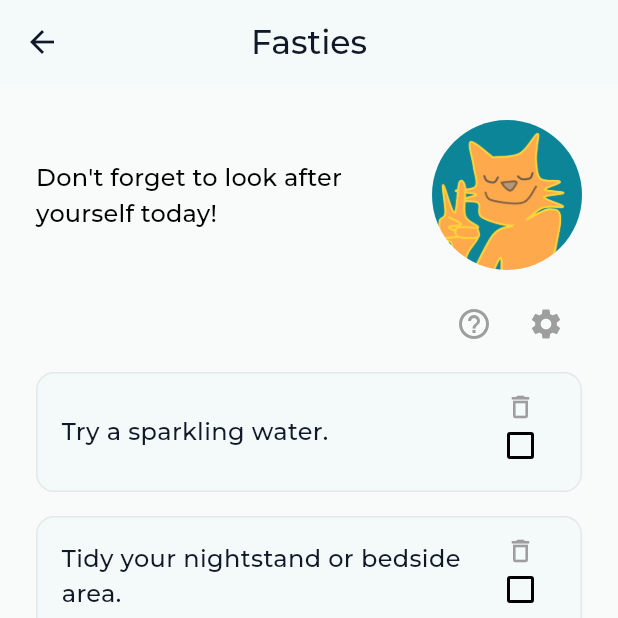
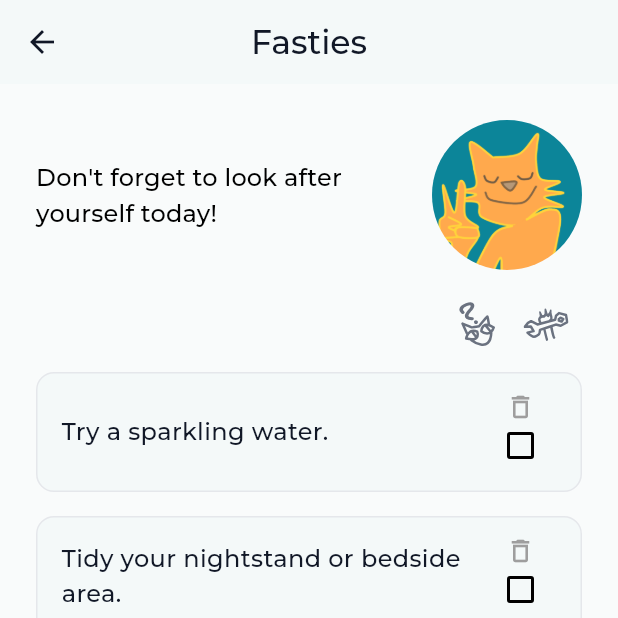
Before and after one commit to codemalcolm/moodly_client, a Flutter app: the screen it shows after launch, item 4 of the bottom bar chosen, on a phone screen of 412 x 824 dp, the top half of it. Run offline on Flutter 3.47's test engine with Material 3 defaults, Android fonts, the phone set to English and light mode, and no system bars; our stand-ins replace flutter_svg, image_picker, shared_preferences; network calls fail; project files that could hold a hidden picture were left out.

Commit message:
personalize fasties icons

```diff
--- a/assets/data/categories.json
+++ b/assets/data/categories.json
@@ -22,5 +22,8 @@
   },
   {
     "category": "planning"
+  },
+  {
+    "category": "clean up"
   }
 ]
--- a/lib/screens/fasties_screen.dart
+++ b/lib/screens/fasties_screen.dart
@@ -1,6 +1,7 @@
 import 'dart:convert';
 import 'package:flutter/material.dart';
 import 'package:flutter/services.dart' show rootBundle;
+import 'package:flutter_svg/svg.dart';
 import 'package:shared_preferences/shared_preferences.dart';
 
 class FastiesScreen extends StatefulWidget {
@@ -164,8 +165,15 @@ class _FastiesScreenState extends State<FastiesScreen> {
                         ),
                   );
                 },
-                icon: const Icon(Icons.help_outline),
-                color: Colors.grey,
+                icon: SvgPicture.asset(
+                  'assets/icons/icon_info.svg',
+                  width: 30,
+                  height: 30,
+                  colorFilter: ColorFilter.mode(
+                    Theme.of(context).colorScheme.secondary,
+                    BlendMode.srcIn,
+                  ),
+                ),
               ),
               IconButton(
                 onPressed: () async {
@@ -183,8 +191,15 @@ class _FastiesScreenState extends State<FastiesScreen> {
                     );
                   }
                 },
-                icon: const Icon(Icons.settings),
-                color: Colors.grey,
+                icon: SvgPicture.asset(
+                  'assets/icons/icon_fasties_settings.svg',
+                  width: 30,
+                  height: 30,
+                  colorFilter: ColorFilter.mode(
+                    Theme.of(context).colorScheme.secondary,
+                    BlendMode.srcIn,
+                  ),
+                ),
               ),
             ],
           ),
--- a/lib/widgets/moods_card.dart
+++ b/lib/widgets/moods_card.dart
@@ -54,7 +54,7 @@ class MoodsCard extends StatelessWidget {
             shrinkWrap: true,
             physics: const NeverScrollableScrollPhysics(),
             gridDelegate: const SliverGridDelegateWithFixedCrossAxisCount(
-              crossAxisCount: 5,
+              crossAxisCount: 4,
               crossAxisSpacing: 2,
               mainAxisSpacing: 2,
             ),
--- a/pubspec.yaml
+++ b/pubspec.yaml
@@ -31,8 +31,10 @@ flutter:
    - assets/icons/icon_add_outlined.svg
    - assets/icons/icon_all_entries.svg
    - assets/icons/icon_all_entries_outlined.svg
+   - assets/icons/icon_fasties_settings.svg
    - assets/icons/icon_home.svg
    - assets/icons/icon_home_outlined.svg
+   - assets/icons/icon_info.svg
    - assets/icons/icon_mood_angry.svg
    - assets/icons/icon_mood_anxious.svg
    - assets/icons/icon_mood_good.svg
```
Also changed, not shown: assets/icons/icon_fasties_settings.svg (added), assets/icons/icon_info.svg (added).
